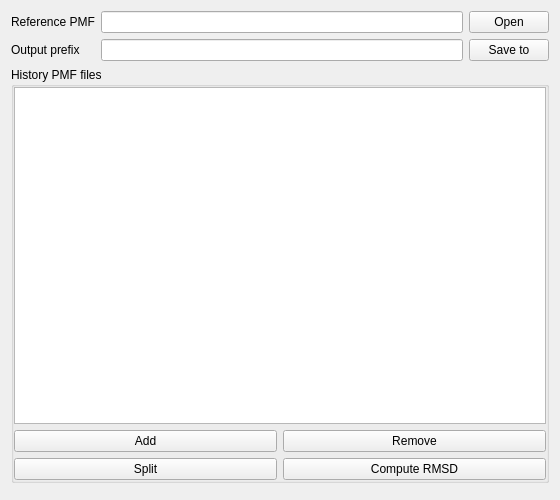
First picture: the form in historypmftab/historypmftab.ui, repository HanatoK/PMFToolBox, before the edit.
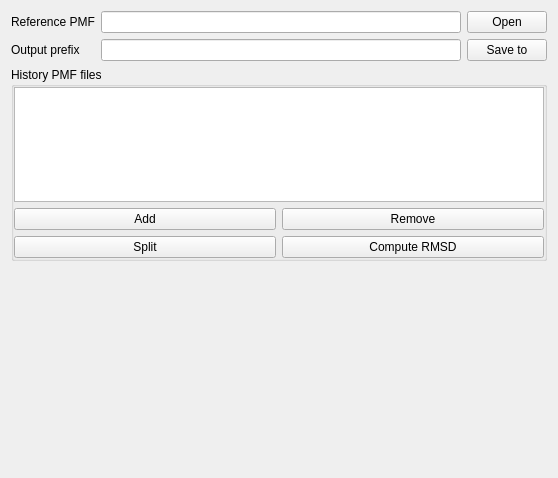
Second picture: the form after the edit. Custom widgets are drawn as their Qt base class.

Commit message: WIP: auto resize the main window to fit the widgets in the active tab.

Diff of the .ui file:
```diff
--- a/historypmftab/historypmftab.ui
+++ b/historypmftab/historypmftab.ui
@@ -6,8 +6,8 @@
    <rect>
     <x>0</x>
     <y>0</y>
-    <width>560</width>
-    <height>500</height>
+    <width>558</width>
+    <height>478</height>
    </rect>
   </property>
   <property name="windowTitle">
@@ -15,10 +15,24 @@
   </property>
   <layout class="QGridLayout" name="gridLayout_2">
    <item row="0" column="1">
-    <widget class="QLineEdit" name="lineEditReferencePMF"/>
+    <widget class="QLineEdit" name="lineEditReferencePMF">
+     <property name="minimumSize">
+      <size>
+       <width>300</width>
+       <height>0</height>
+      </size>
+     </property>
+    </widget>
    </item>
    <item row="1" column="1">
-    <widget class="QLineEdit" name="lineEditOutputPrefix"/>
+    <widget class="QLineEdit" name="lineEditOutputPrefix">
+     <property name="minimumSize">
+      <size>
+       <width>300</width>
+       <height>0</height>
+      </size>
+     </property>
+    </widget>
    </item>
    <item row="0" column="0">
     <widget class="QLabel" name="labelReferencePMF">
@@ -104,7 +118,14 @@
     </widget>
    </item>
    <item row="3" column="0" colspan="3">
-    <widget class="RMSDPlot" name="widgetRMSDPlot" native="true"/>
+    <widget class="RMSDPlot" name="widgetRMSDPlot" native="true">
+     <property name="minimumSize">
+      <size>
+       <width>0</width>
+       <height>200</height>
+      </size>
+     </property>
+    </widget>
    </item>
   </layout>
  </widget>
```
The commit also changes 7 other files.
